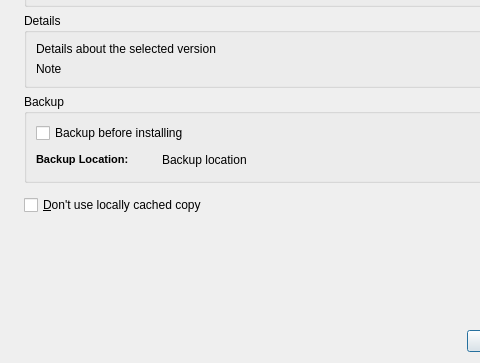
Before: the Qt Designer form rbutil/rbutilqt/installfrm.ui in Rockbox-Chinese-Community/Rockbox-RCC, drawn with Qt 5; both pictures show x 0 to 480 and y 137 to 500 of the 644 by 500 pixel window.
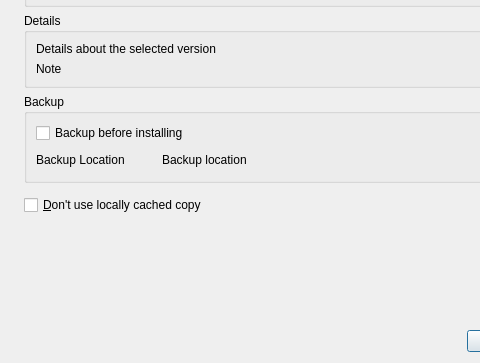
After: the same form once the commit is applied. Icons and pictures are not drawn.

Commit message: Various small rbutil source string cleanups.

What changed in the file:
```diff
--- a/rbutil/rbutilqt/installfrm.ui
+++ b/rbutil/rbutilqt/installfrm.ui
@@ -204,11 +204,7 @@
          </size>
         </property>
         <property name="text" >
-         <string>&lt;!DOCTYPE HTML PUBLIC "-//W3C//DTD HTML 4.0//EN" "http://www.w3.org/TR/REC-html40/strict.dtd">
-&lt;html>&lt;head>&lt;meta name="qrichtext" content="1" />&lt;style type="text/css">
-p, li { white-space: pre-wrap; }
-&lt;/style>&lt;/head>&lt;body style=" font-family:'MS Shell Dlg 2'; font-size:8.25pt; font-weight:400; font-style:normal;">
-&lt;p style=" margin-top:0px; margin-bottom:0px; margin-left:0px; margin-right:0px; -qt-block-indent:0; text-indent:0px;">&lt;span style=" font-size:8pt; font-weight:600;">Backup Location:&lt;/span>&lt;/p>&lt;/body>&lt;/html></string>
+         <string>Backup Location</string>
         </property>
        </widget>
       </item>
```
The commit also changes 2 other files.
